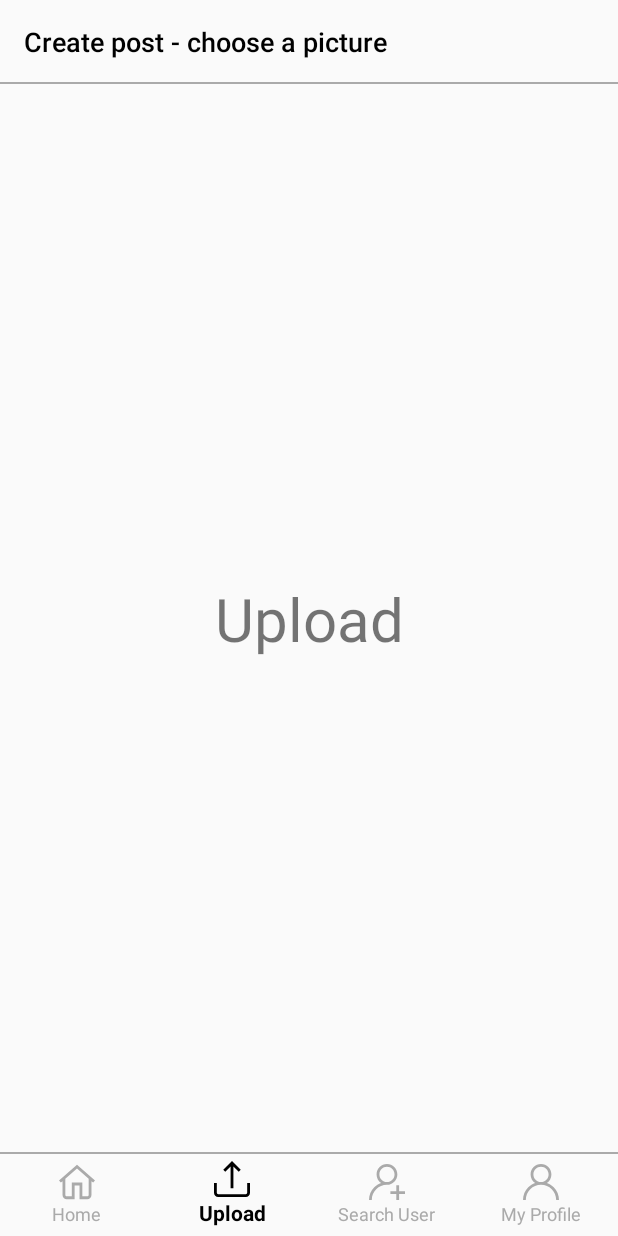
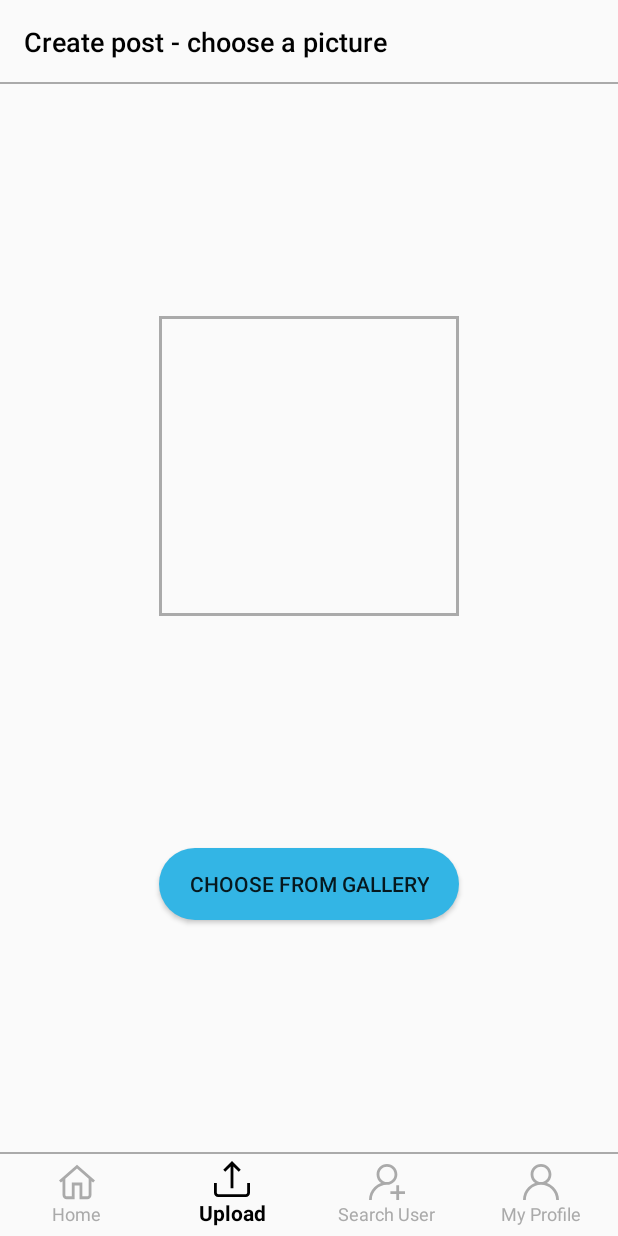
Before and after one commit to luca-tansini/fotogram, an Android app: the UploadActivity screen opened directly, with no data from a screen before it, on a phone screen of 412 x 824 dp. Run offline under Robolectric (Android 15) with nearby library versions, the light colour scheme and no system bars.

Commit message:
Iniziata Upload activity

```diff
--- a/android/Fotogram/app/src/main/res/layout/activity_upload.xml
+++ b/android/Fotogram/app/src/main/res/layout/activity_upload.xml
@@ -31,15 +31,25 @@
         app:layout_constraintRight_toRightOf="parent"
         app:menu="@menu/navigation" />
 
-    <TextView
-        android:id="@+id/textView"
+    <Button
+        android:id="@+id/buttonUpload"
         android:layout_width="wrap_content"
         android:layout_height="wrap_content"
-        android:text="Upload"
-        android:textSize="40sp"
+        android:background="@drawable/round_shape"
+        android:backgroundTint="@color/colorFollow"
+        android:text="Choose from gallery"
         app:layout_constraintBottom_toTopOf="@+id/navigation"
         app:layout_constraintEnd_toEndOf="parent"
-        app:layout_constraintHorizontal_bias="0.5"
+        app:layout_constraintStart_toStartOf="parent"
+        app:layout_constraintTop_toBottomOf="@+id/imageViewUpload" />
+
+    <ImageView
+        android:id="@+id/imageViewUpload"
+        android:layout_width="200dp"
+        android:layout_height="200dp"
+        android:background="@drawable/border"
+        app:layout_constraintBottom_toTopOf="@+id/buttonUpload"
+        app:layout_constraintEnd_toEndOf="parent"
         app:layout_constraintStart_toStartOf="parent"
         app:layout_constraintTop_toBottomOf="@+id/my_toolbar" />
 
--- /dev/null
+++ b/android/Fotogram/app/src/main/res/menu/action_bar.xml
@@ -0,0 +1,8 @@
+<?xml version="1.0" encoding="utf-8"?>
+<menu xmlns:android="http://schemas.android.com/apk/res/android"
+    xmlns:app="http://schemas.android.com/apk/res-auto">
+    <item
+        android:id="@+id/action_next"
+        android:title="Next →"
+        app:showAsAction="always" />
+</menu>
```
Also changed, not shown: android/Fotogram/app/src/main/java/com/example/tanso/fotogram/UploadActivity.java (+57 -0 lines).
